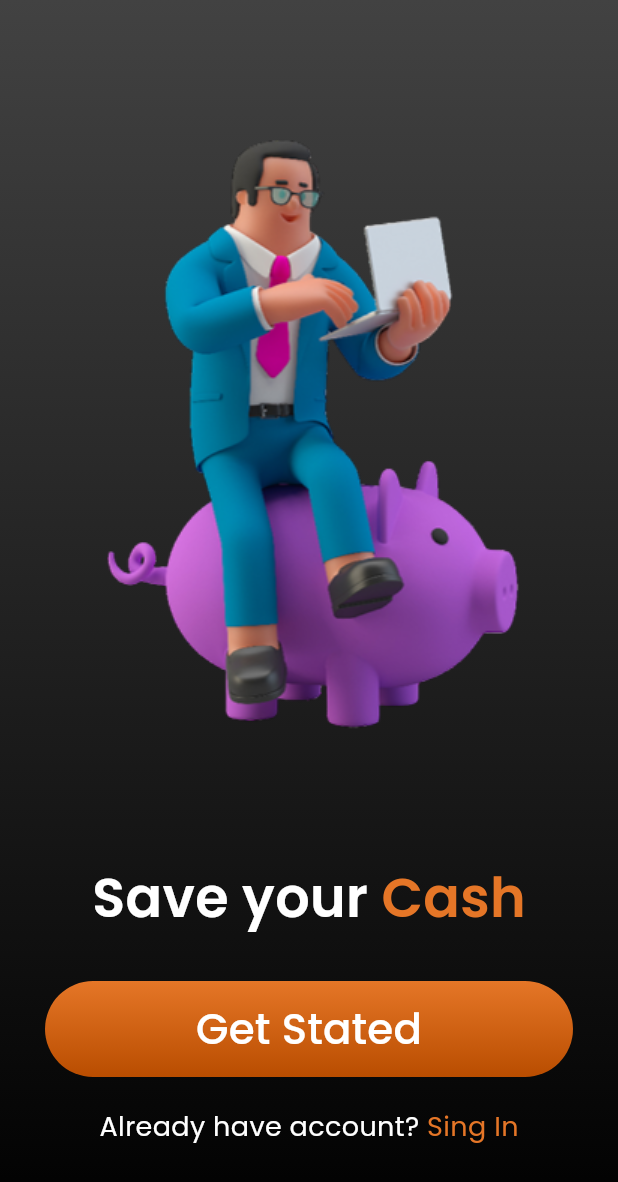
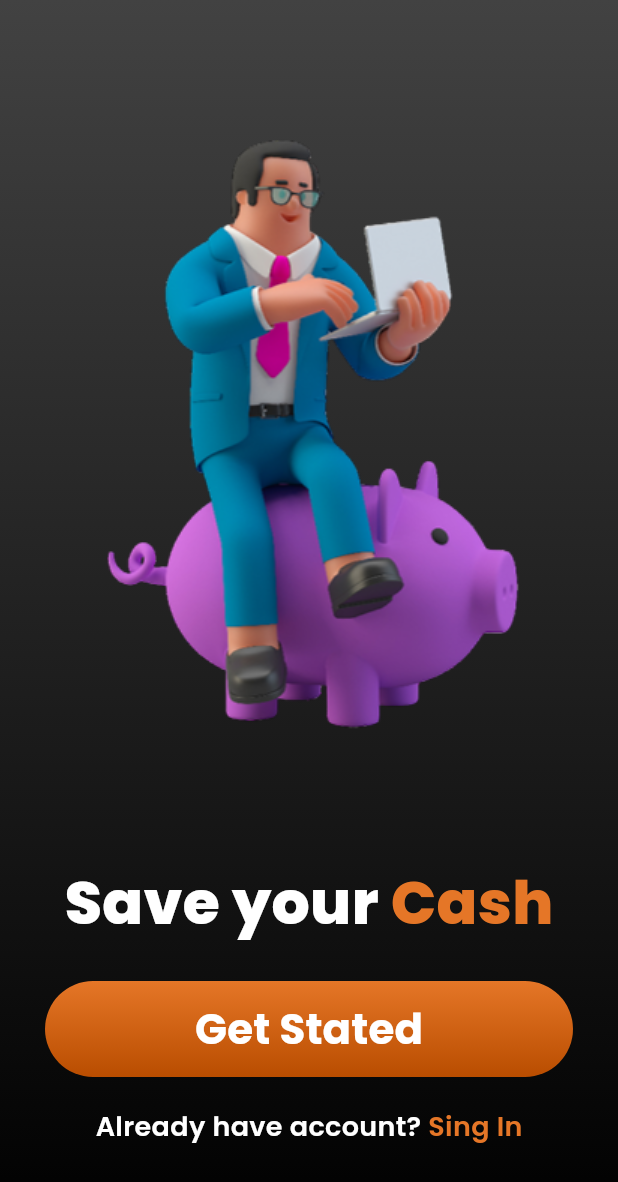
Before and after one commit to ppfuark/WorldSkils, a Flutter app: the screen it shows after launch, on a phone screen of 412 x 824 dp. Shown: the top 1182 px of the screen. Run offline on Flutter 3.47's test engine with Material 3 defaults, Android fonts, the phone set to English and light mode, and no system bars; our stand-ins replace sqflite; accounts and stored records are empty.

Commit message:
FluterApps[fix]: Fuark Bank
Font weight issues

```diff
--- a/Flutter Apps/fuark_bank/lib/common/constants/app_text_style.dart
+++ b/Flutter Apps/fuark_bank/lib/common/constants/app_text_style.dart
@@ -6,21 +6,21 @@ class AppTextStyle {
   static TextStyle splashScreenText = TextStyle(
     fontSize: 50,
     fontFamily: "Poppins",
-    fontWeight: FontWeight.w700,
+    fontWeight: FontWeight.w800,
   );
   static TextStyle bigText = TextStyle(
-    fontSize: 36,
+    fontSize: 40,
     fontFamily: "Poppins",
-    fontWeight: FontWeight.w600,
+    fontWeight: FontWeight.w800,
   );
   static TextStyle h1 = TextStyle(
     fontSize: 28,
     fontFamily: "Poppins",
-    fontWeight: FontWeight.w500,
+    fontWeight: FontWeight.w700,
   );
   static TextStyle headline = TextStyle(
     fontSize: 18,
     fontFamily: "Poppins",
-    fontWeight: FontWeight.w400,
+    fontWeight: FontWeight.w600,
   );
 }
--- a/Flutter Apps/fuark_bank/lib/common/widgets/app_button.dart
+++ b/Flutter Apps/fuark_bank/lib/common/widgets/app_button.dart
@@ -30,7 +30,6 @@ class AppButton extends StatelessWidget {
           label,
           style: AppTextStyle.h1.copyWith(
             color: AppColors.white,
-            fontWeight: FontWeight.w500,
           ),
         ),
       ),
```
Also changed, not shown: Flutter Apps/fuark_bank/pubspec.yaml (+4 -4 lines).
